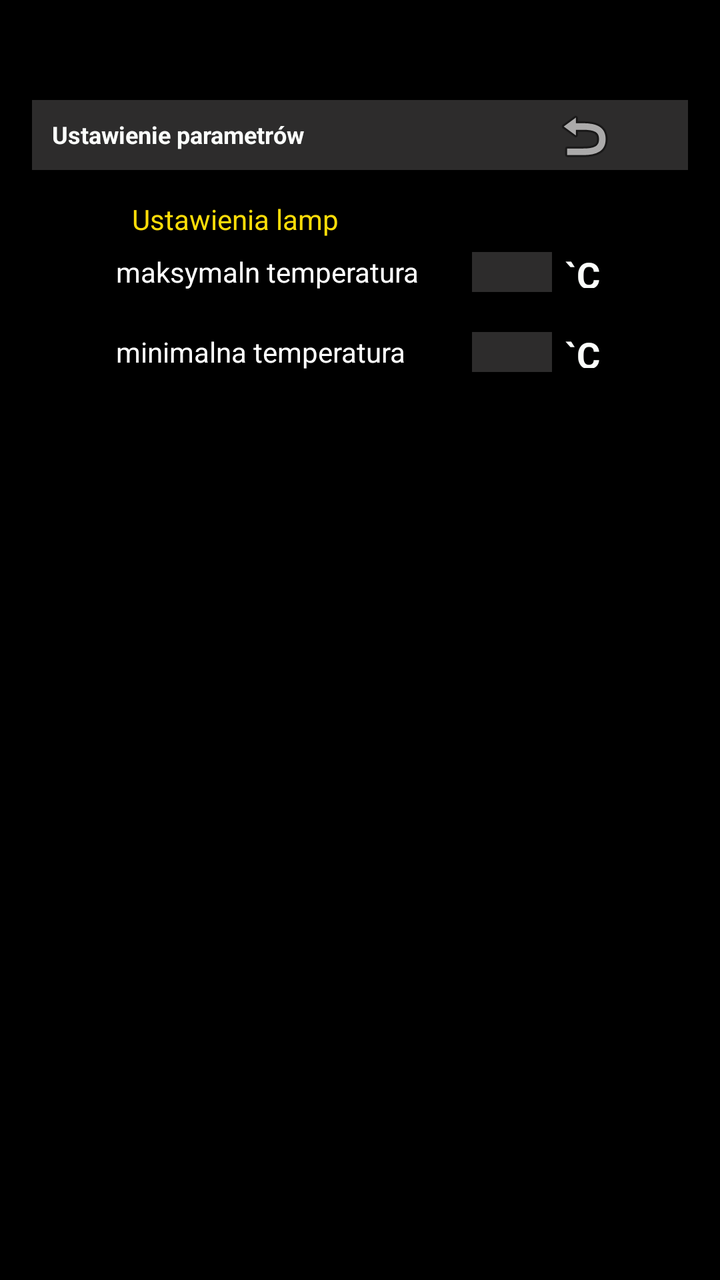
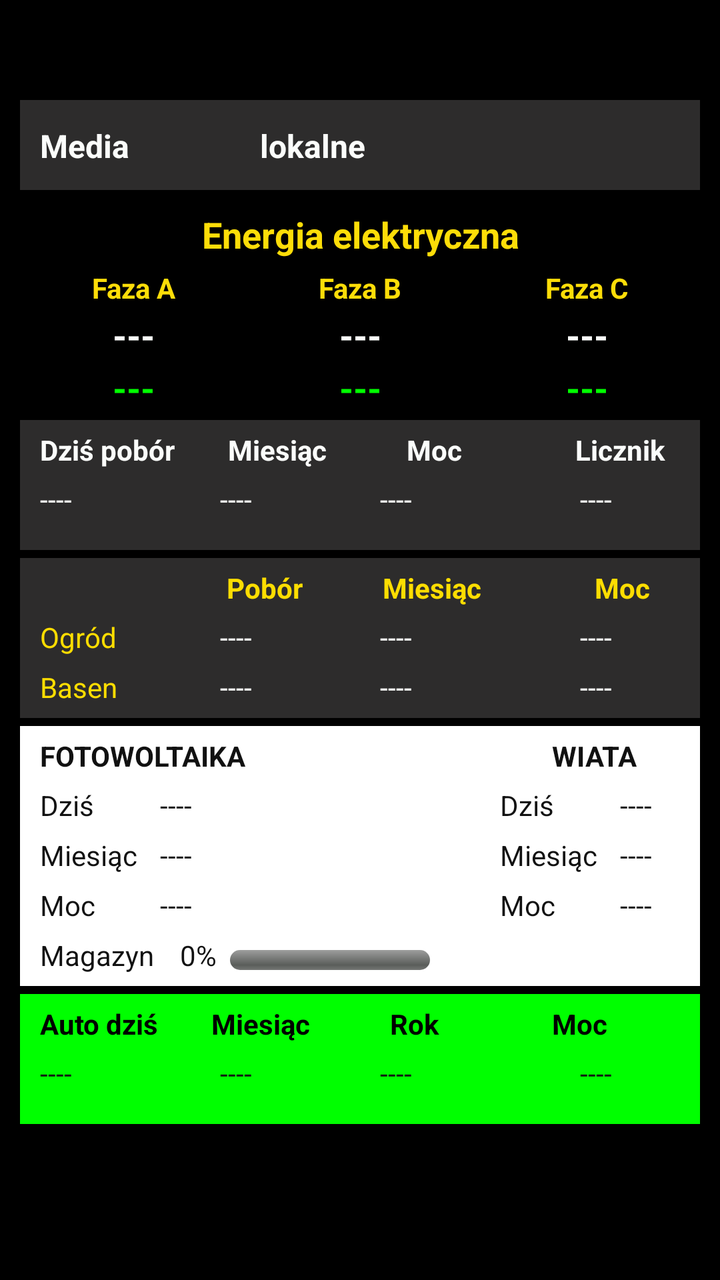

The first picture is an Android layout as it rendered before a commit; the second is the same layout after the commit. The layout source and the unified diff follow.
<!-- AndroidManifest.xml: application theme AppTheme -->
<!-- res/layout/alarm.xml -->
<?xml version="1.0" encoding="utf-8"?>
<RelativeLayout xmlns:android="http://schemas.android.com/apk/res/android"
    xmlns:app="http://schemas.android.com/apk/res-auto"
    android:layout_width="match_parent"
    android:layout_height="match_parent"
    android:paddingBottom="@dimen/activity_vertical_margin"
    android:paddingTop="@dimen/activity_vertical_margin"
    android:paddingLeft="@dimen/activity_horizontal_margin"
    android:paddingRight="@dimen/activity_horizontal_margin"
    android:background="#000000">


    <FrameLayout
        android:layout_width="match_parent"
        android:layout_height="35dp"
        android:layout_alignParentTop="true"
        android:background="#2d2c2c"
        android:layout_marginTop="10dp"
        android:layout_alignLeft="@+id/frameLayout"
        android:layout_alignStart="@+id/frameLayout">



        <TextView
            android:text="Ustawienie parametrów"
            android:layout_height="19dp"
            android:layout_marginStart="10dp"
            android:layout_marginTop="9dp"
            android:id="@+id/textView1"
            android:textColor="#fbfdfb"
            android:textSize="12sp"
            android:layout_marginEnd="10dp"
            android:textStyle="normal|bold"
            android:textAlignment="viewStart"
            android:layout_width="200dp" />



        <ImageButton
            android:layout_width="wrap_content"
            android:layout_height="wrap_content"
            android:layout_marginStart="260dp"
            android:layout_marginTop="2dp"
            app:srcCompat="@android:drawable/ic_menu_revert"
            android:id="@+id/powr"
            android:background="@android:drawable/ic_menu_revert" />

    </FrameLayout>

    <TextView
        android:id="@+id/textView4"
        android:layout_width="wrap_content"
        android:layout_height="wrap_content"
        android:layout_marginStart="50dp"
        android:layout_marginTop="60dp"
        android:text="Ustawienia lamp"
        android:textColor="#fddd08" />

    <CheckBox
        android:text="maksymaln temperatura"
        android:layout_width="wrap_content"
        android:layout_height="wrap_content"
        android:layout_alignParentLeft="true"
        android:layout_alignParentStart="true"

        android:layout_marginStart="10dp"
        android:layout_marginTop="80dp"
        android:textColor="#FFFFFF"
        android:id="@+id/piec1"
        android:lineSpacingExtra="10sp"
        app:buttonTint="@color/common_google_signin_btn_text_dark_default"/>

    <EditText
        android:id="@+id/editText1"
        android:layout_width="40dp"
        android:layout_height="20dp"
        android:layout_marginStart="220dp"
        android:layout_marginTop="86dp"
        android:background="#2d2c2c"
        android:ems="2"
        android:inputType="number"
        android:text=""
        android:textColor="#FFFFFF" />

    <TextView
        android:text="`C"
        android:layout_height="19dp"
        android:layout_marginTop="85dp"
        android:id="@+id/textView2"
        android:textColor="#fbfdfb"
        android:textSize="18sp"
        android:textStyle="normal|bold"
        android:textAlignment="center"
        android:layout_toRightOf="@+id/editText1"
        android:layout_width="30dp" />

    <CheckBox
        android:text="minimalna temperatura"
        android:layout_width="wrap_content"
        android:layout_height="wrap_content"
        android:layout_alignParentLeft="true"
        android:layout_alignParentStart="true"

        android:layout_marginStart="10dp"
        android:layout_marginTop="120dp"
        android:textColor="#FFFFFF"
        android:id="@+id/piec2"
        android:lineSpacingExtra="10sp"
        app:buttonTint="@color/common_google_signin_btn_text_dark_default"/>

    <EditText
        android:layout_height="20dp"
        android:inputType="number"
        android:text=""
        android:ems="2"
        android:textColor="#FFFFFF"
        android:background="#2d2c2c"
        android:layout_marginStart="220dp"
        android:layout_marginTop="126dp"
        android:id="@+id/editText2"
        android:layout_width="40dp" />

    <TextView
        android:text="`C"
        android:layout_height="19dp"
        android:layout_marginTop="125dp"
        android:id="@+id/textView3"
        android:textColor="#fbfdfb"
        android:textSize="18sp"
        android:textStyle="normal|bold"
        android:textAlignment="center"
        android:layout_toRightOf="@+id/editText1"
        android:layout_width="30dp" />












</RelativeLayout>
<!-- resources referenced by this layout -->
<resources>
  <color name="common_google_signin_btn_text_dark_default">#e1e1e1</color>
  <dimen name="activity_horizontal_margin">16dp</dimen>
  <dimen name="activity_vertical_margin">40dp</dimen>
  <style name="AppTheme" parent="Theme.AppCompat.Light.DarkActionBar">
          
          <item name="colorPrimary">@color/colorPrimary</item>
          <item name="colorPrimaryDark">@color/colorPrimaryDark</item>
          <item name="colorAccent">@color/colorAccent</item>
      </style>
  <color name="colorPrimary">#9c27b0</color>
  <color name="colorPrimaryDark">#7B1FA2</color>
  <color name="colorAccent">#7c4dff</color>
</resources>

<!-- the commit's change to res/layout/alarm.xml (unified diff, before → after) -->
@@ -1,146 +1,572 @@
 <?xml version="1.0" encoding="utf-8"?>
-<RelativeLayout xmlns:android="http://schemas.android.com/apk/res/android"
+<LinearLayout
+    xmlns:android="http://schemas.android.com/apk/res/android"
     xmlns:app="http://schemas.android.com/apk/res-auto"
     android:layout_width="match_parent"
     android:layout_height="match_parent"
-    android:paddingBottom="@dimen/activity_vertical_margin"
-    android:paddingTop="@dimen/activity_vertical_margin"
-    android:paddingLeft="@dimen/activity_horizontal_margin"
-    android:paddingRight="@dimen/activity_horizontal_margin"
+    android:orientation="vertical"
+    android:padding="10dp"
     android:background="#000000">
 
-
+    
     <FrameLayout
         android:layout_width="match_parent"
-        android:layout_height="35dp"
-        android:layout_alignParentTop="true"
-        android:background="#2d2c2c"
-        android:layout_marginTop="10dp"
-        android:layout_alignLeft="@+id/frameLayout"
-        android:layout_alignStart="@+id/frameLayout">
-
-
-
-        <TextView
-            android:text="Ustawienie parametrów"
-            android:layout_height="19dp"
-            android:layout_marginStart="10dp"
-            android:layout_marginTop="9dp"
+        android:layout_height="45dp"
+        android:layout_marginTop="40dp"
+        android:background="#2d2c2c">
+
+
+        <TextView
             android:id="@+id/textView1"
-            android:textColor="#fbfdfb"
-            android:textSize="12sp"
-            android:layout_marginEnd="10dp"
-            android:textStyle="normal|bold"
-            android:textAlignment="viewStart"
-            android:layout_width="200dp" />
-
-
+            android:layout_width="wrap_content"
+            android:layout_height="wrap_content"
+            android:layout_alignParentStart="true"
+            android:layout_centerVertical="true"
+            android:layout_marginStart="10dp"
+            android:layout_marginTop="12dp"
+            android:text="Media"
+            android:textColor="#fbfdfb"
+            android:textSize="16sp"
+            android:textStyle="bold" />
+
+        <TextView
+            android:id="@+id/textView2999"
+            android:layout_width="wrap_content"
+            android:layout_height="wrap_content"
+            android:layout_centerInParent="true"
+            android:layout_marginStart="120dp"
+            android:layout_marginTop="12dp"
+            android:text="lokalne"
+            android:textColor="#fbfdfb"
+            android:textSize="16sp"
+            android:textStyle="bold" />
 
         <ImageButton
-            android:layout_width="wrap_content"
-            android:layout_height="wrap_content"
-            android:layout_marginStart="260dp"
-            android:layout_marginTop="2dp"
+            android:id="@+id/powr"
+            android:layout_marginStart="320dp"
+            android:layout_width="48dp"
+            android:layout_height="48dp"
+            android:layout_alignParentEnd="true"
+            android:layout_centerVertical="true"
+            android:background="@android:color/transparent"
+            android:contentDescription="Powrót"
             app:srcCompat="@android:drawable/ic_menu_revert"
-            android:id="@+id/powr"
-            android:background="@android:drawable/ic_menu_revert" />
-
+            app:tint="#ffffff" />
     </FrameLayout>
 
+    
     <TextView
         android:id="@+id/textView4"
-        android:layout_width="wrap_content"
+        android:layout_width="match_parent"
         android:layout_height="wrap_content"
-        android:layout_marginStart="50dp"
-        android:layout_marginTop="60dp"
-        android:text="Ustawienia lamp"
-        android:textColor="#fddd08" />
-
-    <CheckBox
-        android:text="maksymaln temperatura"
-        android:layout_width="wrap_content"
+        android:layout_marginTop="10dp"
+        android:gravity="center"
+        android:text="Energia elektryczna"
+        android:textColor="#fddd08"
+        android:textSize="18sp"
+        android:textStyle="bold" />
+
+    
+    <LinearLayout
+        android:layout_width="match_parent"
         android:layout_height="wrap_content"
-        android:layout_alignParentLeft="true"
-        android:layout_alignParentStart="true"
-
-        android:layout_marginStart="10dp"
-        android:layout_marginTop="80dp"
-        android:textColor="#FFFFFF"
-        android:id="@+id/piec1"
-        android:lineSpacingExtra="10sp"
-        app:buttonTint="@color/common_google_signin_btn_text_dark_default"/>
-
-    <EditText
-        android:id="@+id/editText1"
-        android:layout_width="40dp"
+        android:layout_marginTop="5dp"
+        android:orientation="horizontal">
+
+        <TextView
+            android:layout_width="0dp"
+            android:layout_height="wrap_content"
+            android:layout_weight="1"
+            android:gravity="center"
+            android:text="Faza A"
+            android:textColor="#fddd08"
+            android:textStyle="bold" />
+
+        <TextView
+            android:layout_width="0dp"
+            android:layout_height="wrap_content"
+            android:layout_weight="1"
+            android:gravity="center"
+            android:text="Faza B"
+            android:textColor="#fddd08"
+            android:textStyle="bold" />
+
+        <TextView
+            android:layout_width="0dp"
+            android:layout_height="wrap_content"
+            android:layout_weight="1"
+            android:gravity="center"
+            android:text="Faza C"
+            android:textColor="#fddd08"
+            android:textStyle="bold" />
+
+    </LinearLayout>
+
+    
+    <LinearLayout
+        android:layout_width="match_parent"
+        android:layout_height="wrap_content"
+        android:layout_marginTop="2dp"
+        android:orientation="horizontal">
+
+        <TextView
+            android:id="@+id/Media1"
+            android:layout_width="0dp"
+            android:layout_height="wrap_content"
+            android:layout_weight="1"
+            android:gravity="center"
+            android:text="---"
+            android:textColor="#fbfdfb"
+            android:textSize="18sp"
+            android:textStyle="bold" />
+
+        <TextView
+            android:id="@+id/Media2"
+            android:layout_width="0dp"
+            android:layout_height="wrap_content"
+            android:layout_weight="1"
+            android:gravity="center"
+            android:text="---"
+            android:textColor="#fbfdfb"
+            android:textSize="18sp"
+            android:textStyle="bold" />
+
+        <TextView
+            android:id="@+id/Media3"
+            android:layout_width="0dp"
+            android:layout_height="wrap_content"
+            android:layout_weight="1"
+            android:gravity="center"
+            android:text="---"
+            android:textColor="#fbfdfb"
+            android:textSize="18sp"
+            android:textStyle="bold" />
+
+    </LinearLayout>
+
+    
+    <LinearLayout
+        android:layout_width="match_parent"
+        android:layout_height="wrap_content"
+        android:layout_marginTop="2dp"
+        android:orientation="horizontal">
+
+        <TextView
+            android:id="@+id/MocA"
+            android:layout_width="0dp"
+            android:layout_height="wrap_content"
+            android:layout_weight="1"
+            android:gravity="center"
+            android:text="---"
+            android:textColor="#00ff00"
+            android:textSize="18sp"
+            android:textStyle="bold" />
+
+        <TextView
+            android:id="@+id/MocB"
+            android:layout_width="0dp"
+            android:layout_height="wrap_content"
+            android:layout_weight="1"
+            android:gravity="center"
+            android:text="---"
+            android:textColor="#00ff00"
+            android:textSize="18sp"
+            android:textStyle="bold" />
+
+        <TextView
+            android:id="@+id/MocC"
+            android:layout_width="0dp"
+            android:layout_height="wrap_content"
+            android:layout_weight="1"
+            android:gravity="center"
+            android:text="---"
+            android:textColor="#00ff00"
+            android:textSize="18sp"
+            android:textStyle="bold" />
+
+    </LinearLayout>
+
+    
+
+    <FrameLayout
+        android:layout_width="match_parent"
+        android:layout_height="65dp"
+        android:layout_marginTop="4dp"
+        android:background="#2d2c2c">
+    <TextView
+        android:id="@+id/dane"
+        android:layout_width="match_parent"
         android:layout_height="20dp"
-        android:layout_marginStart="220dp"
-        android:layout_marginTop="86dp"
-        android:background="#2d2c2c"
-        android:ems="2"
-        android:inputType="number"
-        android:text=""
-        android:textColor="#FFFFFF" />
-
-    <TextView
-        android:text="`C"
-        android:layout_height="19dp"
-        android:layout_marginTop="85dp"
-        android:id="@+id/textView2"
+        android:layout_marginTop="5dp"
+
+        android:gravity="center_vertical"
+        android:paddingStart="10dp"
+        android:text="Dziś pobór        Miesiąc            Moc                 Licznik"
         android:textColor="#fbfdfb"
-        android:textSize="18sp"
-        android:textStyle="normal|bold"
-        android:textAlignment="center"
-        android:layout_toRightOf="@+id/editText1"
-        android:layout_width="30dp" />
-
-    <CheckBox
-        android:text="minimalna temperatura"
-        android:layout_width="wrap_content"
-        android:layout_height="wrap_content"
-        android:layout_alignParentLeft="true"
-        android:layout_alignParentStart="true"
-
-        android:layout_marginStart="10dp"
-        android:layout_marginTop="120dp"
-        android:textColor="#FFFFFF"
-        android:id="@+id/piec2"
-        android:lineSpacingExtra="10sp"
-        app:buttonTint="@color/common_google_signin_btn_text_dark_default"/>
-
-    <EditText
-        android:layout_height="20dp"
-        android:inputType="number"
-        android:text=""
-        android:ems="2"
-        android:textColor="#FFFFFF"
-        android:background="#2d2c2c"
-        android:layout_marginStart="220dp"
-        android:layout_marginTop="126dp"
-        android:id="@+id/editText2"
-        android:layout_width="40dp" />
-
-    <TextView
-        android:text="`C"
-        android:layout_height="19dp"
-        android:layout_marginTop="125dp"
-        android:id="@+id/textView3"
-        android:textColor="#fbfdfb"
-        android:textSize="18sp"
-        android:textStyle="normal|bold"
-        android:textAlignment="center"
-        android:layout_toRightOf="@+id/editText1"
-        android:layout_width="30dp" />
-
-
-
-
-
-
-
-
-
-
-
-
-</RelativeLayout>
+        android:textSize="14sp"
+        android:textStyle="bold" />
+
+        <TextView
+            android:id="@+id/dzis"
+            android:layout_width="80dp"
+            android:layout_height="18dp"
+            android:layout_marginStart="10dp"
+            android:layout_marginTop="30dp"
+            android:text="----"
+            android:textColor="#fbfdfb"
+            android:textSize="14sp" />
+
+        <TextView
+            android:id="@+id/miesiac"
+            android:layout_width="70dp"
+            android:layout_height="18dp"
+            android:layout_marginStart="100dp"
+            android:layout_marginTop="30dp"
+            android:text="----"
+            android:textColor="#fbfdfb"
+            android:textSize="14sp" />
+        <TextView
+            android:id="@+id/moc"
+            android:layout_width="80dp"
+            android:layout_height="18dp"
+            android:layout_marginStart="180dp"
+            android:layout_marginTop="30dp"
+            android:text="----"
+            android:textColor="#fbfdfb"
+            android:textSize="14sp" />
+        <TextView
+            android:id="@+id/licznik"
+            android:layout_width="80dp"
+            android:layout_height="18dp"
+            android:layout_marginStart="280dp"
+            android:layout_marginTop="30dp"
+            android:text="----"
+            android:textColor="#fbfdfb"
+            android:textSize="14sp" />
+
+
+
+    </FrameLayout>
+
+    <FrameLayout
+        android:layout_width="match_parent"
+        android:layout_height="80dp"
+        android:layout_marginTop="4dp"
+        android:background="#2d2c2c">
+
+        <TextView
+            android:id="@+id/dane0"
+            android:layout_width="match_parent"
+            android:layout_height="20dp"
+            android:layout_marginTop="5dp"
+            android:gravity="center_vertical"
+            android:paddingStart="10dp"
+            android:text="                            Pobór            Miesiąc                 Moc"
+            android:textColor="#fddd01"
+            android:textSize="14sp"
+            android:textStyle="bold" />
+
+        <TextView
+            android:id="@+id/dan1"
+            android:layout_width="80dp"
+            android:layout_height="18dp"
+            android:layout_marginStart="10dp"
+            android:layout_marginTop="30dp"
+            android:text="Ogród"
+            android:textColor="#fddd01"
+            android:textSize="14sp" />
+        <TextView
+            android:id="@+id/dan2"
+            android:layout_width="80dp"
+            android:layout_height="18dp"
+            android:layout_marginStart="10dp"
+            android:layout_marginTop="55dp"
+            android:text="Basen"
+            android:textColor="#fddd01"
+            android:textSize="14sp" />
+
+        <TextView
+            android:id="@+id/pob1"
+            android:layout_width="70dp"
+            android:layout_height="18dp"
+            android:layout_marginStart="100dp"
+            android:layout_marginTop="30dp"
+            android:text="----"
+            android:textColor="#fbfdfb"
+            android:textSize="14sp" />
+
+        <TextView
+            android:id="@+id/pob2"
+            android:layout_width="80dp"
+            android:layout_height="18dp"
+            android:layout_marginStart="180dp"
+            android:layout_marginTop="30dp"
+            android:text="----"
+            android:textColor="#fbfdfb"
+            android:textSize="14sp" />
+
+        <TextView
+            android:id="@+id/pob3"
+            android:layout_width="80dp"
+            android:layout_height="18dp"
+            android:layout_marginStart="280dp"
+            android:layout_marginTop="30dp"
+            android:text="----"
+            android:textColor="#fbfdfb"
+            android:textSize="14sp" />
+        <TextView
+            android:id="@+id/pob4"
+            android:layout_width="70dp"
+            android:layout_height="18dp"
+            android:layout_marginStart="100dp"
+            android:layout_marginTop="55dp"
+            android:text="----"
+            android:textColor="#fbfdfb"
+            android:textSize="14sp" />
+
+        <TextView
+            android:id="@+id/pob5"
+            android:layout_width="80dp"
+            android:layout_height="18dp"
+            android:layout_marginStart="180dp"
+            android:layout_marginTop="55dp"
+            android:text="----"
+            android:textColor="#fbfdfb"
+            android:textSize="14sp" />
+
+        <TextView
+            android:id="@+id/pob6"
+            android:layout_width="80dp"
+            android:layout_height="18dp"
+            android:layout_marginStart="280dp"
+            android:layout_marginTop="55dp"
+            android:text="----"
+            android:textColor="#fbfdfb"
+            android:textSize="14sp" />
+
+    </FrameLayout>
+
+    <FrameLayout
+        android:layout_width="match_parent"
+        android:layout_height="130dp"
+        android:layout_marginTop="4dp"
+        android:background="#ffff">
+        <TextView
+            android:id="@+id/a1"
+            android:layout_width="match_parent"
+            android:layout_height="20dp"
+            android:layout_marginTop="5dp"
+
+            android:gravity="center_vertical"
+            android:paddingStart="10dp"
+            android:text="FOTOWOLTAIKA                                              WIATA"
+            android:textColor="#111"
+            android:textSize="14sp"
+            android:textStyle="bold" />
+
+        <TextView
+            android:id="@+id/a2"
+            android:layout_width="40dp"
+            android:layout_height="18dp"
+            android:layout_marginStart="10dp"
+            android:layout_marginTop="30dp"
+            android:text="Dziś"
+            android:textColor="#111111"
+            android:textSize="14sp" />
+
+        <TextView
+            android:id="@+id/a3"
+            android:layout_width="70dp"
+            android:layout_height="18dp"
+            android:layout_marginStart="70dp"
+            android:layout_marginTop="30dp"
+            android:text="----"
+            android:textColor="#111111"
+            android:textSize="14sp" />
+        <TextView
+            android:id="@+id/a4"
+            android:layout_width="40dp"
+            android:layout_height="18dp"
+            android:layout_marginStart="240dp"
+            android:layout_marginTop="30dp"
+            android:text="Dziś"
+            android:textColor="#111111"
+            android:textSize="14sp" />
+        <TextView
+            android:id="@+id/a5"
+            android:layout_width="80dp"
+            android:layout_height="18dp"
+            android:layout_marginStart="300dp"
+            android:layout_marginTop="30dp"
+            android:text="----"
+            android:textColor="#111111"
+            android:textSize="14sp" />
+        <TextView
+            android:id="@+id/b2"
+            android:layout_width="50dp"
+            android:layout_height="18dp"
+            android:layout_marginStart="10dp"
+            android:layout_marginTop="55dp"
+            android:text="Miesiąc"
+            android:textColor="#111111"
+            android:textSize="14sp" />
+
+        <TextView
+            android:id="@+id/b3"
+            android:layout_width="70dp"
+            android:layout_height="18dp"
+            android:layout_marginStart="70dp"
+            android:layout_marginTop="55dp"
+            android:text="----"
+            android:textColor="#111111"
+            android:textSize="14sp" />
+        <TextView
+            android:id="@+id/b4"
+            android:layout_width="50dp"
+            android:layout_height="18dp"
+            android:layout_marginStart="240dp"
+            android:layout_marginTop="55dp"
+            android:text="Miesiąc"
+            android:textColor="#111111"
+            android:textSize="14sp" />
+        <TextView
+            android:id="@+id/b5"
+            android:layout_width="80dp"
+            android:layout_height="18dp"
+            android:layout_marginStart="300dp"
+            android:layout_marginTop="55dp"
+            android:text="----"
+            android:textColor="#111111"
+            android:textSize="14sp" />
+        <TextView
+            android:id="@+id/c2"
+            android:layout_width="50dp"
+            android:layout_height="18dp"
+            android:layout_marginStart="10dp"
+            android:layout_marginTop="80dp"
+            android:text="Moc"
+            android:textColor="#111111"
+            android:textSize="14sp" />
+
+        <TextView
+            android:id="@+id/c3"
+            android:layout_width="70dp"
+            android:layout_height="18dp"
+            android:layout_marginStart="70dp"
+            android:layout_marginTop="80dp"
+            android:text="----"
+            android:textColor="#111111"
+            android:textSize="14sp" />
+        <TextView
+            android:id="@+id/c4"
+            android:layout_width="50dp"
+            android:layout_height="18dp"
+            android:layout_marginStart="240dp"
+            android:layout_marginTop="80dp"
+            android:text="Moc"
+            android:textColor="#111111"
+            android:textSize="14sp" />
+        <TextView
+            android:id="@+id/c5"
+            android:layout_width="80dp"
+            android:layout_height="18dp"
+            android:layout_marginStart="300dp"
+            android:layout_marginTop="80dp"
+            android:text="----"
+            android:textColor="#111111"
+            android:textSize="14sp" />
+        <TextView
+            android:id="@+id/d2"
+            android:layout_width="70dp"
+            android:layout_height="18dp"
+            android:layout_marginStart="10dp"
+            android:layout_marginTop="105dp"
+            android:text="Magazyn"
+            android:textColor="#111111"
+            android:textSize="14sp" />
+
+        <TextView
+            android:id="@+id/d3"
+            android:layout_width="30dp"
+            android:layout_height="18dp"
+            android:layout_marginStart="80dp"
+            android:layout_marginTop="105dp"
+            android:text="0%"
+            android:textColor="#111111"
+            android:textSize="14sp" />
+        <ProgressBar
+            android:id="@+id/progressBar1"
+            style="@android:style/Widget.ProgressBar.Horizontal"
+            android:layout_width="100dp"
+            android:layout_height="10dp"
+            android:layout_marginStart="105dp"
+            android:layout_marginTop="112dp"
+            android:indeterminate="false"
+            android:max="100"
+            android:minHeight="30dp"
+            android:progress="0" />
+
+
+    </FrameLayout>
+
+    <FrameLayout
+        android:layout_width="match_parent"
+        android:layout_height="65dp"
+        android:layout_marginTop="4dp"
+        android:background="#00ff00">
+        <TextView
+            android:id="@+id/au"
+            android:layout_width="match_parent"
+            android:layout_height="20dp"
+            android:layout_marginTop="5dp"
+
+            android:gravity="center_vertical"
+            android:paddingStart="10dp"
+            android:text="Auto dziś        Miesiąc            Rok                 Moc"
+            android:textColor="#000000"
+            android:textSize="14sp"
+            android:textStyle="bold" />
+
+        <TextView
+            android:id="@+id/au1"
+            android:layout_width="80dp"
+            android:layout_height="18dp"
+            android:layout_marginStart="10dp"
+            android:layout_marginTop="30dp"
+            android:text="----"
+            android:textColor="#111111"
+            android:textSize="14sp" />
+
+        <TextView
+            android:id="@+id/au2"
+            android:layout_width="70dp"
+            android:layout_height="18dp"
+            android:layout_marginStart="100dp"
+            android:layout_marginTop="30dp"
+            android:text="----"
+            android:textColor="#111111"
+            android:textSize="14sp" />
+        <TextView
+            android:id="@+id/au3"
+            android:layout_width="80dp"
+            android:layout_height="18dp"
+            android:layout_marginStart="180dp"
+            android:layout_marginTop="30dp"
+            android:text="----"
+            android:textColor="#111111"
+            android:textSize="14sp" />
+        <TextView
+            android:id="@+id/au4"
+            android:layout_width="80dp"
+            android:layout_height="18dp"
+            android:layout_marginStart="280dp"
+            android:layout_marginTop="30dp"
+            android:text="----"
+            android:textColor="#111111"
+            android:textSize="14sp" />
+
+
+
+    </FrameLayout>
+
+</LinearLayout>
<!-- resource entries referenced after the edit -->
@@ -1,8 +1,5 @@
 <!-- resources referenced by this layout -->
 <resources>
-  <color name="common_google_signin_btn_text_dark_default">#e1e1e1</color>
-  <dimen name="activity_horizontal_margin">16dp</dimen>
-  <dimen name="activity_vertical_margin">40dp</dimen>
   <style name="AppTheme" parent="Theme.AppCompat.Light.DarkActionBar">
           
           <item name="colorPrimary">@color/colorPrimary</item>
